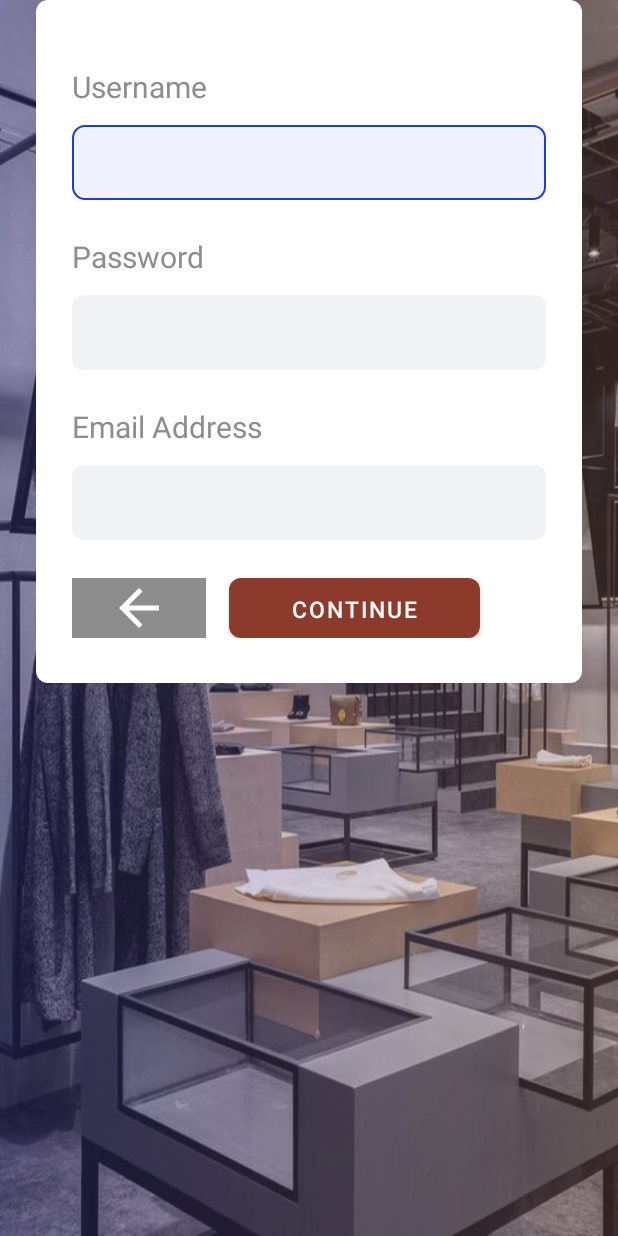
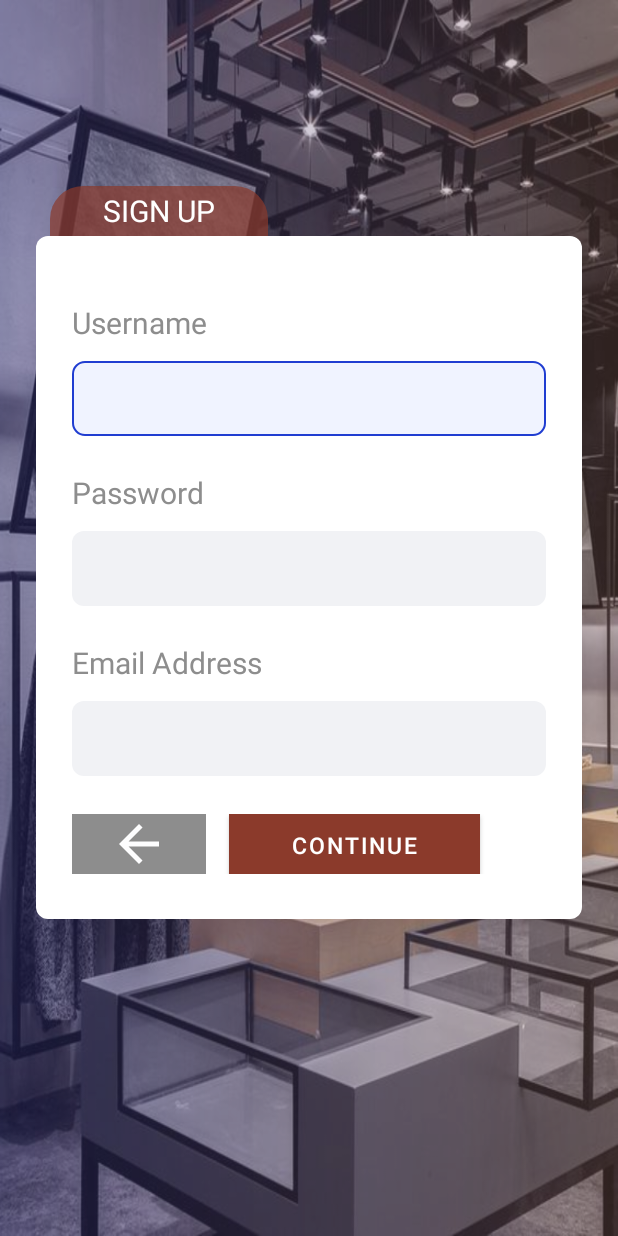
Before and after one commit to igjevon/UAS_Mobile, an Android app: the RegisterOneAct screen opened directly, with no data from a screen before it, on a phone screen of 412 x 824 dp. Run offline under Robolectric (Android 15) with nearby library versions, the phone set to English and light mode, and no system bars; our stand-ins replace Firebase (no records; nobody signed in at launch, a user with empty details on screens opened directly).

Commit message:
commit new

```diff
--- a/app/src/main/res/layout/activity_register_one.xml
+++ b/app/src/main/res/layout/activity_register_one.xml
@@ -29,19 +29,19 @@
         app:layout_constraintVertical_bias="1.0" />
 
     <TextView
-        android:id="@+id/textView"
+        android:id="@+id/textsignout"
         android:layout_width="145dp"
         android:layout_height="33dp"
         android:layout_marginTop="124dp"
+        android:background="@drawable/bg_judul"
+        android:gravity="center_horizontal|center_vertical"
         android:text="SIGN UP"
-        android:gravity="center_horizontal |center_vertical"
         android:textColor="#FFF"
         android:textSize="20sp"
-        android:background="@drawable/bg_judul"
-        app:layout_constraintEnd_toEndOf="parent"
-        app:layout_constraintHorizontal_bias="0.09"
-        app:layout_constraintStart_toStartOf="parent"
-        app:layout_constraintTop_toTopOf="parent" />
+        app:layout_constraintEnd_toEndOf="@+id/view"
+        app:layout_constraintHorizontal_bias="0.124"
+        app:layout_constraintStart_toStartOf="@+id/view"
+        app:layout_constraintTop_toTopOf="@+id/view" />
 
     <LinearLayout
         android:id="@+id/linearLayout"
@@ -53,10 +53,10 @@
         android:orientation="vertical"
         android:paddingTop="44dp"
         android:paddingBottom="30dp"
-        app:layout_constraintEnd_toEndOf="parent"
+        app:layout_constraintEnd_toEndOf="@+id/view"
         app:layout_constraintHorizontal_bias="0.0"
-        app:layout_constraintStart_toStartOf="parent"
-        tools:layout_editor_absoluteY="159dp">
+        app:layout_constraintStart_toStartOf="@+id/view"
+        app:layout_constraintTop_toBottomOf="@+id/textsignout">
 
         <LinearLayout
             android:layout_width="match_parent"
@@ -157,7 +157,7 @@
                 android:id="@+id/btn_continue"
                 android:layout_width="167dp"
                 android:layout_height="40dp"
-                android:background="@drawable/bg_btn_blue_primary"
+                android:background="@color/redSecondary"
                 android:gravity="center_horizontal|center_vertical"
                 android:text="CONTINUE"
                 android:textAlignment="center"
```
